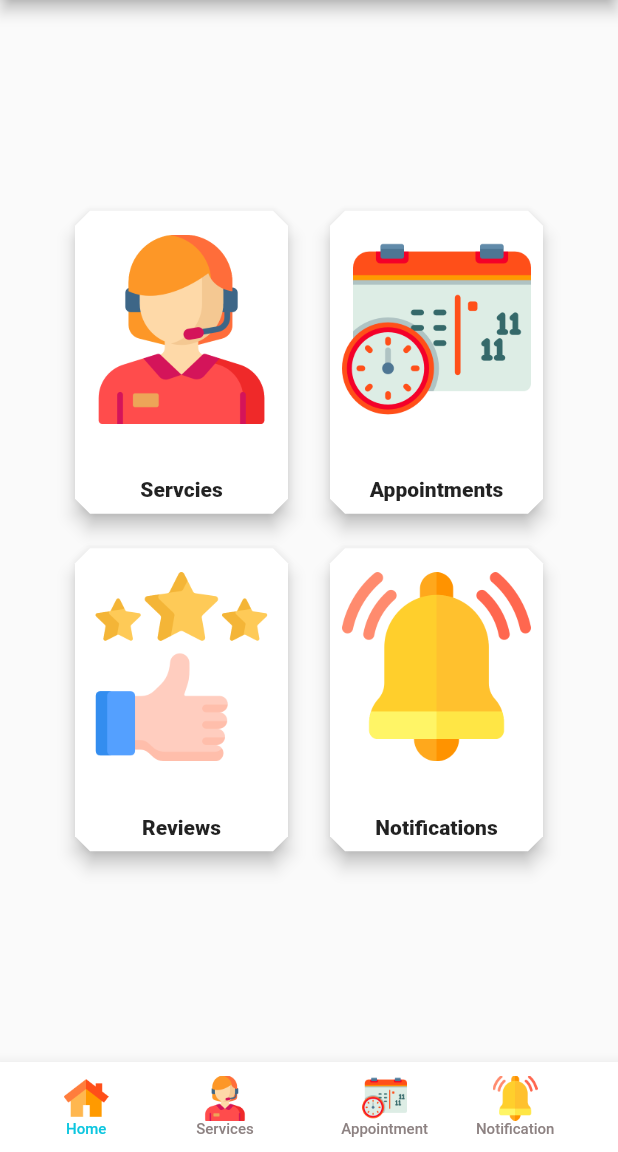
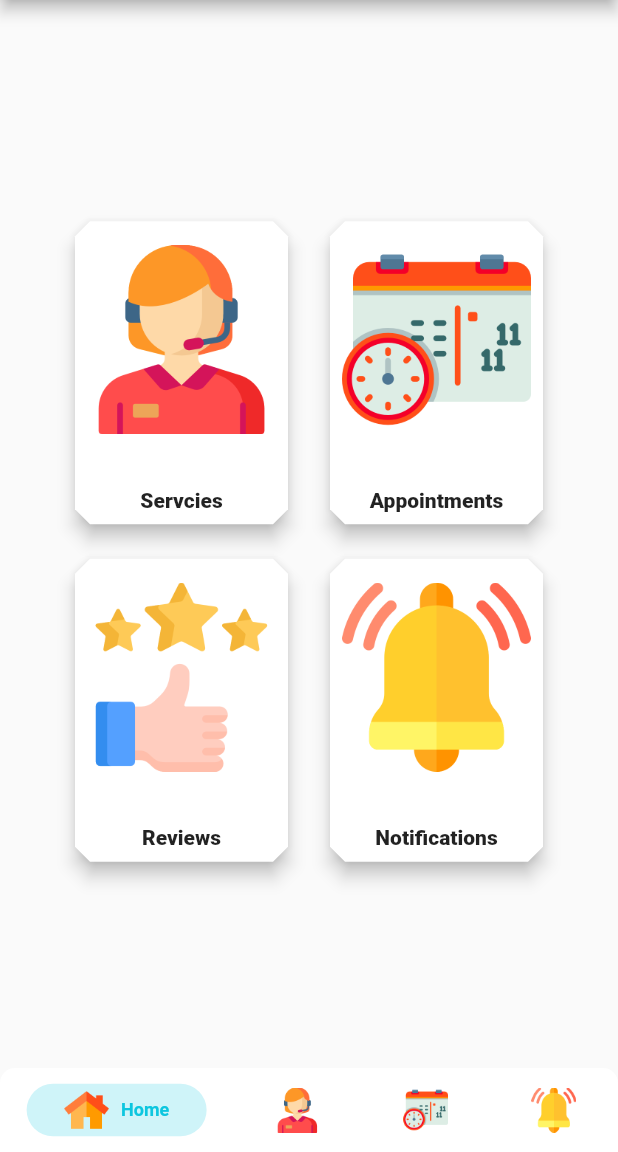
Before and after one commit to numanjaved14/City_Max_Admin, a Flutter app: the MainScreen widget shown alone on an empty page, opened directly, on a phone screen of 412 x 824 dp, the part 84-1236 px from its top. Run offline on Flutter 3.47's test engine with Material 2 defaults, Android fonts, the phone set to English and light mode, and no system bars; drawn by our look-alikes of persistent_bottom_nav_bar; our stand-ins replace cloud_firestore, date_time_picker, firebase_auth, firebase_core, flutter_rating_bar, flutter_spinkit and 2 more; accounts and stored records are empty; Roboto replaces fonts that are missing (Gilroy).

Commit message:
UI Change

```diff
--- a/lib/add/add_service.dart
+++ b/lib/add/add_service.dart
@@ -24,10 +24,10 @@ class _AddServiceState extends State<AddService> {
 
   var serviceCategory = [
     'Cleaning',
-    'Long-lasting Distintion',
+    'Long-Lasting Disinfection',
     'Commercial Disinfection',
     'Deep Cleaning',
-    'Resdential Area'
+    'Residential Area'
   ];
 
   var cleaningSubCaterogy = [
--- a/lib/main/mainscreen.dart
+++ b/lib/main/mainscreen.dart
@@ -4,7 +4,9 @@ import 'package:city_max_admin/bottom_pages/home_page.dart';
 import 'package:city_max_admin/bottom_pages/service_page.dart';
 import 'package:city_max_admin/bottom_pages/user_appointment_page.dart';
 import 'package:city_max_admin/bottom_pages/userlist.dart';
+import 'package:flutter/cupertino.dart';
 import 'package:flutter/material.dart';
+import 'package:persistent_bottom_nav_bar/persistent-tab-view.dart';
 
 class MainScreen extends StatefulWidget {
   @override
@@ -13,7 +15,8 @@ class MainScreen extends StatefulWidget {
 
 class _MainScreenState extends State<MainScreen> {
   // Properties & Variables needed
-
+  PersistentTabController _controller =
+      PersistentTabController(initialIndex: 0);
   int currentTab = 0; // to keep track of active tab index
   final List<Widget> screens = [
     MyHomePage(),
@@ -26,151 +29,236 @@ class _MainScreenState extends State<MainScreen> {
 
   @override
   Widget build(BuildContext context) {
-    return Scaffold(
-      body: PageStorage(
-        child: currentScreen,
-        bucket: bucket,
+    return PersistentTabView(
+        backgroundColor: Colors.white, // Default is Colors.white.
+        handleAndroidBackButtonPress: true, // Default is true.
+        resizeToAvoidBottomInset:
+            true, // This needs to be true if you want to move up the screen when keyboard appears. Default is true.
+        stateManagement: true, // Default is true.
+        hideNavigationBarWhenKeyboardShows:
+            true, // Recommended to set 'resizeToAvoidBottomInset' as true while using this argument. Default is true.
+        decoration: NavBarDecoration(
+          borderRadius: BorderRadius.circular(10.0),
+          colorBehindNavBar: Colors.white,
         ),
-      bottomNavigationBar: BottomAppBar(
-        color: Colors.white,
-        child: Container(
-          height: 60,
-          child: Row(
-            mainAxisAlignment: MainAxisAlignment.spaceEvenly,
-            children: <Widget>[
-              MaterialButton(
-                minWidth: 40,
-                onPressed: () {
-                  setState(() {
-                    currentScreen =
-                        MyHomePage(); // if user taps on this dashboard tab will be active
-                    currentTab = 0;
-                  });
-                },
-                child: Column(
-                  mainAxisAlignment: MainAxisAlignment.center,
-                  children: <Widget>[
-                    Image.asset(
+        popAllScreensOnTapOfSelectedTab: true,
+        popActionScreens: PopActionScreensType.all,
+        itemAnimationProperties: ItemAnimationProperties(
+          // Navigation Bar's items animation properties.
+          duration: Duration(milliseconds: 200),
+          curve: Curves.ease,
+        ),
+        screenTransitionAnimation: ScreenTransitionAnimation(
+          // Screen transition animation on change of selected tab.
+          animateTabTransition: true,
+          curve: Curves.ease,
+          duration: Duration(milliseconds: 200),
+        ),
+        context,
+        controller: _controller,
+        // items: [],
+        items: [
+          PersistentBottomNavBarItem(
+            icon: Image.asset(
               'assets/home.png',
               height: 30,
               width: 30,
             ),
-                    Text(
-                      'Home',
-                      style: TextStyle(
-                        fontFamily: 'Gilroy',
-                        fontSize: 10,
-                        color: currentTab == 0
-                            ? Color(0xff0DC6DF)
-                            : Color(0xff8d8282),
+            title: ("Home"),
+            activeColorPrimary: Color(0xff0DC6DF),
+            inactiveColorPrimary: Color(0xff8d8282),
           ),
-                    )
-                  ],
-                ),
-              ),
-
-              //Orders
-              MaterialButton(
-                minWidth: 40,
-                onPressed: () {
-                  setState(() {
-                    currentScreen = ServicePage();
-                    // if user taps on this dashboard tab will be active
-                    currentTab = 1;
-                  });
-                },
-                child: Column(
-                  mainAxisAlignment: MainAxisAlignment.center,
-                  children: <Widget>[
-                    Image.asset(
+          PersistentBottomNavBarItem(
+            icon: Image.asset(
               'assets/service.png',
               height: 30,
               width: 30,
             ),
-                    Text(
-                      'Services',
-                      style: TextStyle(
-                        fontFamily: 'Gilroy',
-                        fontSize: 10,
-                        color: currentTab == 1
-                            ? Color(0xff0DC6DF)
-                            : Color(0xff8d8282),
+            title: ("Service"),
+            activeColorPrimary: Color(0xff0DC6DF),
+            inactiveColorPrimary: Color(0xff8d8282),
           ),
-                    )
-                  ],
-                ),
-              ),
-
-              Row(
-                children: [
-                  MaterialButton(
-                    minWidth: 40,
-                    onPressed: () {
-                      setState(() {
-                        currentScreen =
-                            UserAppointmentPage(); // if user taps on this dashboard tab will be active
-                        currentTab = 2;
-                      });
-                    },
-                    child: Column(
-                      mainAxisAlignment: MainAxisAlignment.center,
-                      children: <Widget>[
-                        Image.asset(
+          PersistentBottomNavBarItem(
+            icon: Image.asset(
               'assets/deadline.png',
               height: 30,
               width: 30,
             ),
-                        Text(
-                          'Appointment',
-                          style: TextStyle(
-                            fontFamily: 'Gilroy',
-                            fontSize: 10,
-                            color: currentTab == 2
-                                ? Color(0xff0DC6DF)
-                                : Color(0xff8d8282),
+            title: ("Appointments"),
+            activeColorPrimary: Color(0xff0DC6DF),
+            inactiveColorPrimary: Color(0xff8d8282),
           ),
-                        )
-                      ],
-                    ),
-                  ),
-
-                  ///Create Orders
-                  MaterialButton(
-                    minWidth: 40,
-                    onPressed: () {
-                      setState(() {
-                        currentScreen =
-                            NotificationScreen(); // if user taps on this dashboard tab will be active
-                        currentTab = 3;
-                      });
-                    },
-                    child: Column(
-                      mainAxisAlignment: MainAxisAlignment.center,
-                      children: <Widget>[
-                        Image.asset(
+          PersistentBottomNavBarItem(
+            icon: Image.asset(
               'assets/notification.png',
               height: 30,
               width: 30,
             ),
-                        Text(
-                          'Notification',
-                          style: TextStyle(
-                            fontSize: 10,
-                            fontFamily: 'Gilroy',
-                            color: currentTab == 3
-                                ? Color(0xff0DC6DF)
-                                : Color(0xff8d8282),
-                          ),
-                        )
-                      ],
-                    ),
+            title: ("Notifications"),
+            activeColorPrimary: Color(0xff0DC6DF),
+            inactiveColorPrimary: Color(0xff8d8282),
           ),
         ],
-              )
-            ],
-          ),
-        ),
-      ),
+        screens: [
+          MyHomePage(),
+          ServicePage(),
+          UserAppointmentPage(),
+          NotificationScreen(),
+          // if user taps on this dashboard tab will be active
+        ]);
+
+    Row(
+
+        ///Create Orders
+
         );
+
+    // return Scaffold(
+    //   body: PageStorage(
+    //     child: currentScreen,
+    //     bucket: bucket,
+    //   ),
+    //   bottomNavigationBar: BottomAppBar(
+    //     color: Colors.white,
+    //     child:
+    // Container(
+    //       height: 60,
+    //       child: Row(
+    //         mainAxisAlignment: MainAxisAlignment.spaceEvenly,
+    //         children: <Widget>[
+    //           MaterialButton(
+    //             minWidth: 40,
+    //             onPressed: () {
+    //               setState(() {
+    //                 currentScreen =
+    //                     MyHomePage(); // if user taps on this dashboard tab will be active
+    //                 currentTab = 0;
+    //               });
+    //             },
+    //             child: Column(
+    //               mainAxisAlignment: MainAxisAlignment.center,
+    //               children: <Widget>[
+    //                 Image.asset(
+    //                   'assets/home.png',
+    //                   height: 30,
+    //                   width: 30,
+    //                 ),
+    //                 Text(
+    //                   'Home',
+    //                   style: TextStyle(
+    //                     fontFamily: 'Gilroy',
+    //                     fontSize: 10,
+    //                     color: currentTab == 0
+    //                         ? Color(0xff0DC6DF)
+    //                         : Color(0xff8d8282),
+    //                   ),
+    //                 )
+    //               ],
+    //             ),
+    //           ),
+
+    //           //Orders
+    //           MaterialButton(
+    //             minWidth: 40,
+    //             onPressed: () {
+    //               setState(() {
+    //                 currentScreen = ServicePage();
+    //                 // if user taps on this dashboard tab will be active
+    //                 currentTab = 1;
+    //               });
+    //             },
+    //             child: Column(
+    //               mainAxisAlignment: MainAxisAlignment.center,
+    //               children: <Widget>[
+    //                 Image.asset(
+    //                   'assets/service.png',
+    //                   height: 30,
+    //                   width: 30,
+    //                 ),
+    //                 Text(
+    //                   'Services',
+    //                   style: TextStyle(
+    //                     fontFamily: 'Gilroy',
+    //                     fontSize: 10,
+    //                     color: currentTab == 1
+    //                         ? Color(0xff0DC6DF)
+    //                         : Color(0xff8d8282),
+    //                   ),
+    //                 )
+    //               ],
+    //             ),
+    //           ),
+
+    //           Row(
+    //             children: [
+    //               MaterialButton(
+    //                 minWidth: 40,
+    //                 onPressed: () {
+    //                   setState(() {
+    //                     currentScreen =
+    //                         UserAppointmentPage(); // if user taps on this dashboard tab will be active
+    //                     currentTab = 2;
+    //                   });
+    //                 },
+    //                 child: Column(
+    //                   mainAxisAlignment: MainAxisAlignment.center,
+    //                   children: <Widget>[
+    //                     Image.asset(
+    //                       'assets/deadline.png',
+    //                       height: 30,
+    //                       width: 30,
+    //                     ),
+    //                     Text(
+    //                       'Appointment',
+    //                       style: TextStyle(
+    //                         fontFamily: 'Gilroy',
+    //                         fontSize: 10,
+    //                         color: currentTab == 2
+    //                             ? Color(0xff0DC6DF)
+    //                             : Color(0xff8d8282),
+    //                       ),
+    //                     )
+    //                   ],
+    //                 ),
+    //               ),
+
+    //               ///Create Orders
+    //               MaterialButton(
+    //                 minWidth: 40,
+    //                 onPressed: () {
+    //                   setState(() {
+    //                     currentScreen =
+    //                         NotificationScreen(); // if user taps on this dashboard tab will be active
+    //                     currentTab = 3;
+    //                   });
+    //                 },
+    //                 child: Column(
+    //                   mainAxisAlignment: MainAxisAlignment.center,
+    //                   children: <Widget>[
+    //                     Image.asset(
+    //                       'assets/notification.png',
+    //                       height: 30,
+    //                       width: 30,
+    //                     ),
+    //                     Text(
+    //                       'Notification',
+    //                       style: TextStyle(
+    //                         fontSize: 10,
+    //                         fontFamily: 'Gilroy',
+    //                         color: currentTab == 3
+    //                             ? Color(0xff0DC6DF)
+    //                             : Color(0xff8d8282),
+    //                       ),
+    //                     )
+    //                   ],
+    //                 ),
+    //               ),
+    //             ],
+    //           )
+    //         ],
+    //       ),
+    //     ),
+    //   ),
+    // );
   }
 }
--- a/pubspec.yaml
+++ b/pubspec.yaml
@@ -45,6 +45,7 @@ dependencies:
   font_awesome_flutter: ^10.1.0
   uuid: ^3.0.6
   toast: ^0.3.0
+  persistent_bottom_nav_bar: ^4.0.2
 
 
 
```
Also changed, not shown: pubspec.lock. Lines whose indentation alone changed are shown as unchanged.
